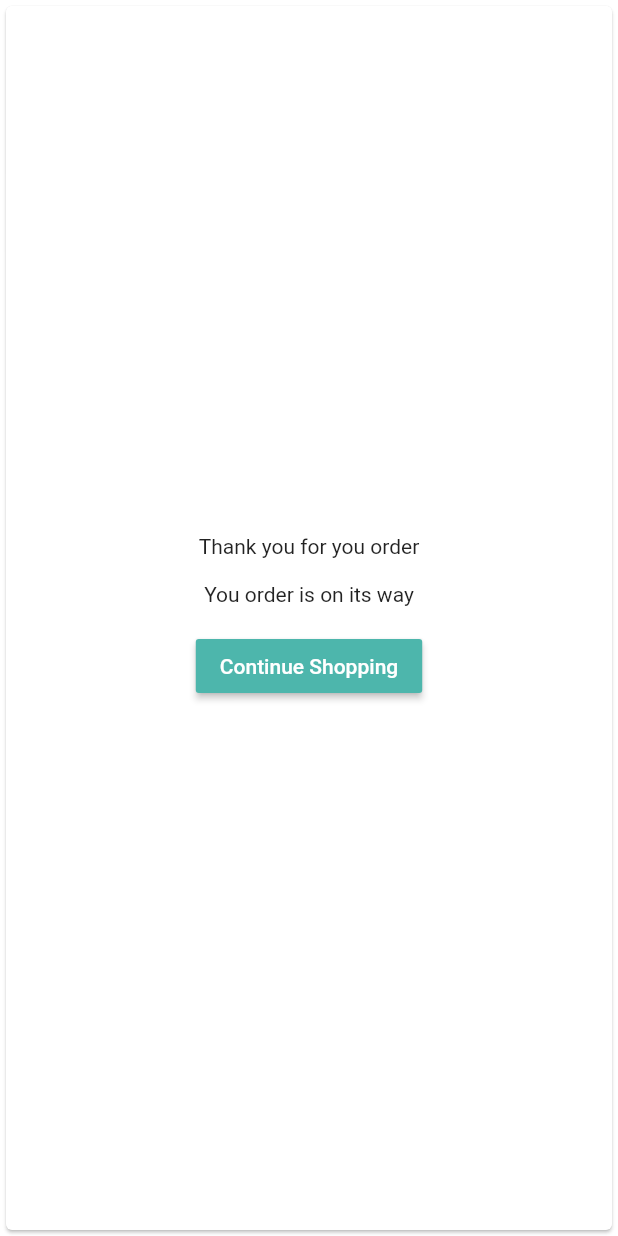
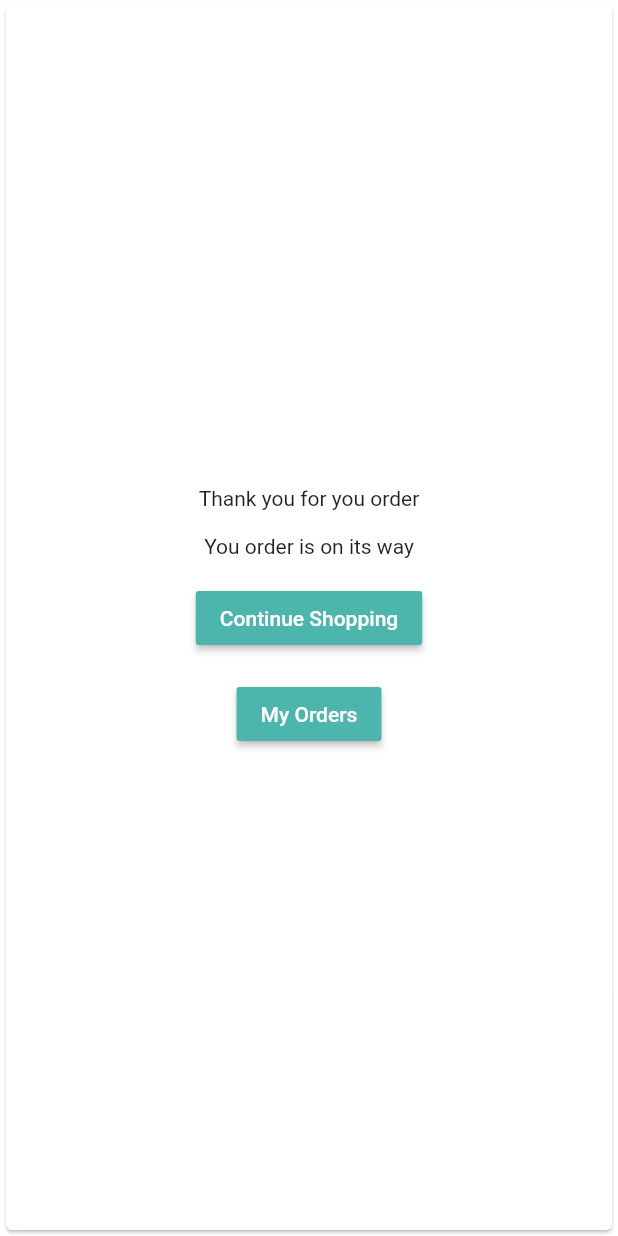
Before and after one commit to kayzkenny/toksmeals, a Flutter app: the ReceiptPage screen opened by its route, on a phone screen of 412 x 824 dp. Run offline on Flutter 3.47's test engine with Material 2 defaults, Android fonts, the phone set to English and light mode, and no system bars; our stand-ins replace cloud_firestore, firebase_auth, flutter_spinkit; accounts and stored records are empty.

```diff
--- a/lib/main.dart
+++ b/lib/main.dart
@@ -5,6 +5,7 @@ import 'package:toksmeals/models/user.dart';
 import 'package:toksmeals/screens/account/account_form.dart';
 import 'package:toksmeals/screens/checkout/receipt_page.dart';
 import 'package:toksmeals/screens/home/home.dart';
+import 'package:toksmeals/screens/orders/orders_page.dart';
 import 'package:toksmeals/screens/wrapper.dart';
 import 'package:toksmeals/services/auth.dart';
 
@@ -24,6 +25,7 @@ class MyApp extends StatelessWidget {
           '/accountForm': (context) => AccountForm(),
           '/home': (context) => Home(),
           '/receipt': (context) => ReceiptPage(),
+          '/orders': (context) => OrdersPage(),
         },
       ),
     );
--- a/lib/screens/account/account_page.dart
+++ b/lib/screens/account/account_page.dart
@@ -36,8 +36,9 @@ class AccountPage extends StatelessWidget {
                     RaisedButton(
                       child: Text('My Orders'),
                       textColor: Colors.white,
-                      // TODO: Add Orders Page
-                      onPressed: () {},
+                      onPressed: () {
+                        Navigator.pushNamed(context, '/orders');
+                      },
                       padding: EdgeInsets.fromLTRB(16.0, 8.0, 16.0, 8.0),
                       color: Colors.teal[300],
                     ),
--- a/lib/screens/checkout/checkout_page.dart
+++ b/lib/screens/checkout/checkout_page.dart
@@ -43,7 +43,6 @@ class CheckoutPage extends StatelessWidget {
                     RaisedButton(
                       child: Text('Place Order'),
                       textColor: Colors.white,
-                      // TODO: Add Orders Page
                       onPressed: () async {
                         final cart = Provider.of<Cart>(context, listen: false);
                         await DatabaseService(uid: user.uid)
--- a/lib/screens/checkout/receipt_page.dart
+++ b/lib/screens/checkout/receipt_page.dart
@@ -22,6 +22,16 @@ class ReceiptPage extends StatelessWidget {
               padding: EdgeInsets.fromLTRB(16.0, 8.0, 16.0, 8.0),
               color: Colors.teal[300],
             ),
+            SizedBox(height: 16.0),
+            RaisedButton(
+              child: Text('My Orders'),
+              textColor: Colors.white,
+              onPressed: () {
+                Navigator.pushNamed(context, '/orders');
+              },
+              padding: EdgeInsets.fromLTRB(16.0, 8.0, 16.0, 8.0),
+              color: Colors.teal[300],
+            ),
           ],
         ),
       ),
```
Also changed, not shown: lib/screens/orders/orders_page.dart (added, +10 -0 lines).
